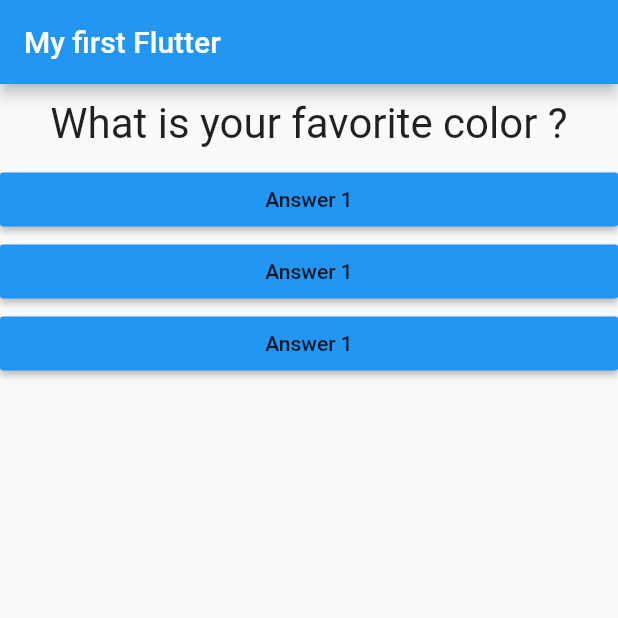
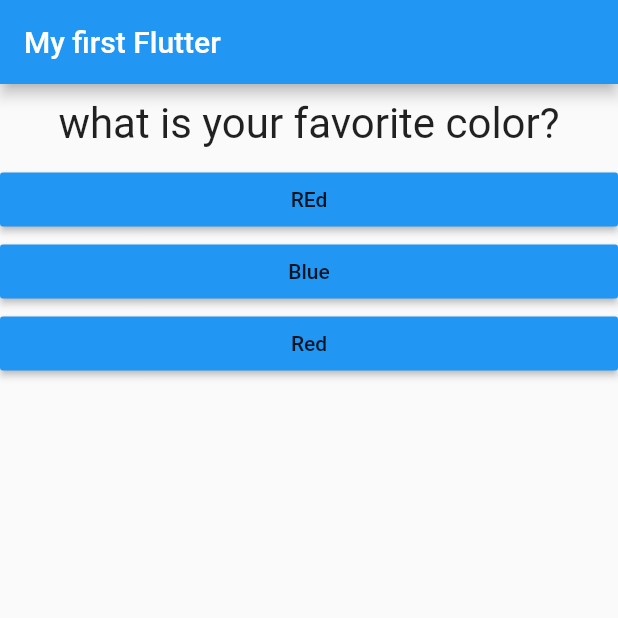
Before and after one commit to YEANSEYHA/flutter-quiz-app, a Flutter app: the screen it shows after launch, on a phone screen of 412 x 824 dp, the top half of it. Run offline on Flutter 3.47's test engine with Material 2 defaults, Android fonts, the phone set to English and light mode, and no system bars.

```diff
--- a/lib/answer.dart
+++ b/lib/answer.dart
@@ -1,8 +1,9 @@
 import 'package:flutter/material.dart';
 class Answer extends StatelessWidget {
   final VoidCallback  selectHandler;
+  final String answerText;
 
-  Answer(this.selectHandler);
+  Answer(this.selectHandler, this.answerText);
 
   @override
   Widget build(BuildContext context) {
@@ -10,7 +11,7 @@ class Answer extends StatelessWidget {
       width: double.infinity,
       child: RaisedButton(
         color: Colors.blue,
-        child: Text('Answer 1'),
+        child: Text(answerText),
         onPressed: selectHandler,
       ),
     );
--- a/lib/main.dart
+++ b/lib/main.dart
@@ -31,9 +31,16 @@ class _MyAppState extends State<MyApp> {
   @override
   Widget build(BuildContext context) {
     var questions = [
-      'What is your favorite color ?',
-      'What is your favorite team?',
-      'What is your favorite team club?',
+      {'questionText': 'what is your favorite color?', 'answers': ['REd', 'Blue', 'Red'],
+
+      },
+      {'questionText': 'what is your favorite club?', 'answers': ['Chelsea', 'PSG', 'Bayern Munich'],
+
+      },
+      {'questionText': 'what is your favorite song?', 'answers': ['Vaireak Yuth', 'Khat Jame', 'Sereymun'],
+
+      },
+
     ];
     return MaterialApp(
       home: Scaffold(
@@ -42,10 +49,10 @@ class _MyAppState extends State<MyApp> {
         ),
         body: Column(
           children: [
-            Question(questions[_questionIndex]),
-            Answer(_answerQuestion),
-            Answer(_answerQuestion),
-            Answer(_answerQuestion),
+            Question(questions[_questionIndex]['questionText'] as String),
+            ...(questions[_questionIndex]['answers'] as List<String>).map((answer) {
+              return Answer(_answerQuestion, answer);
+            }).toList()
           ],
         ),
       ),
```
